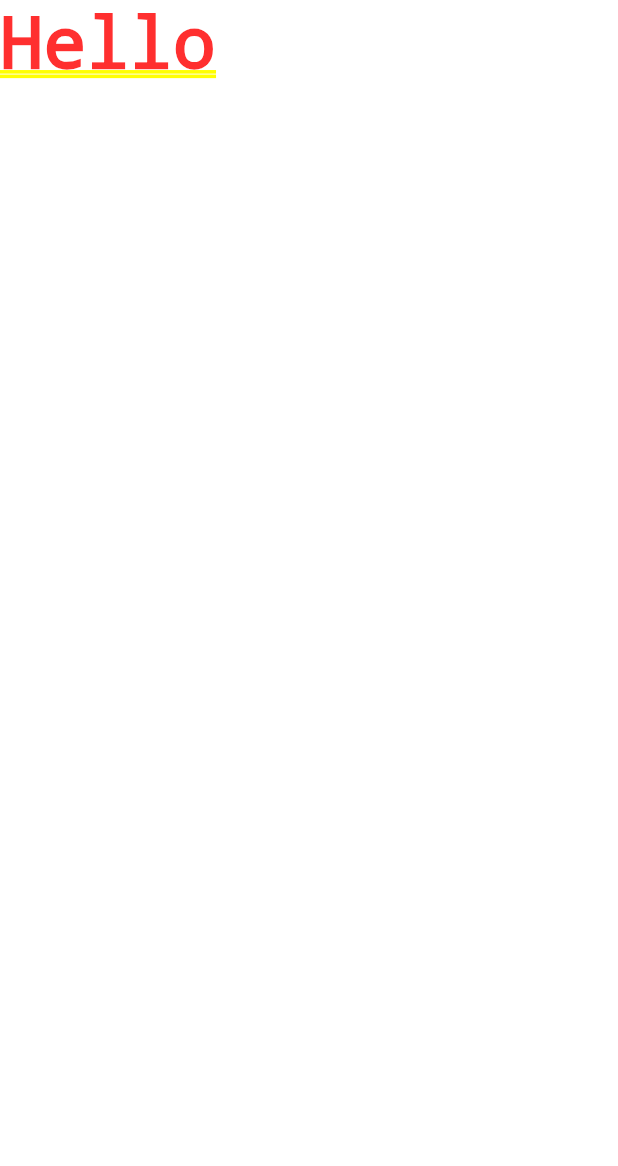
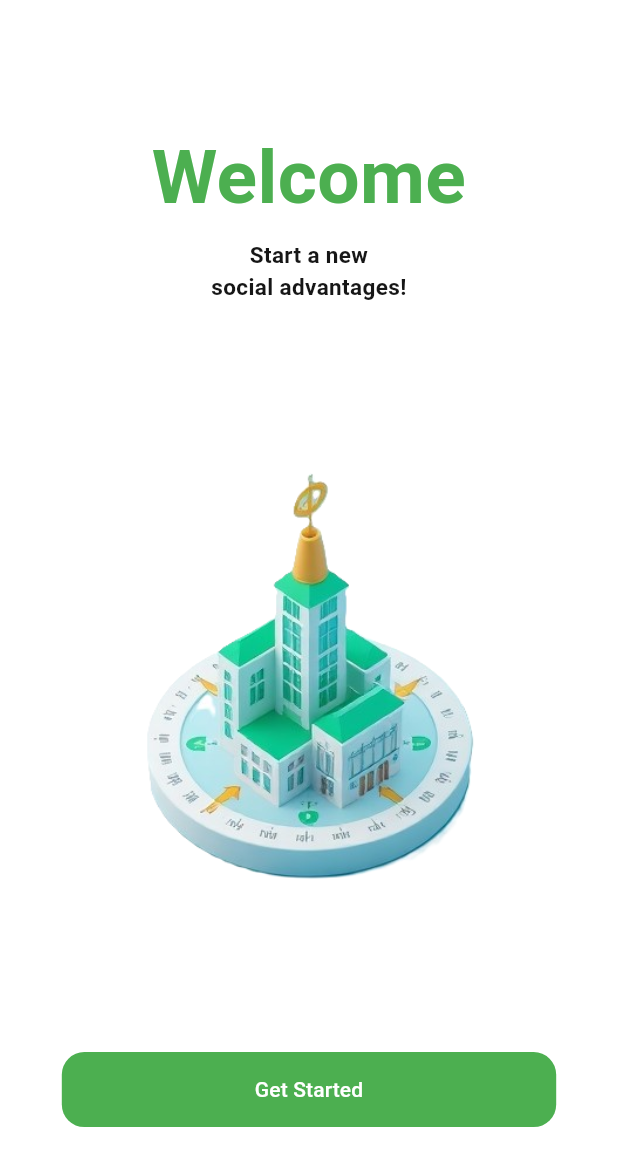
Before and after one commit to MalikKa2002/final_project, a Flutter app: the screen it shows after launch, on a phone screen of 412 x 824 dp. Shown: the top 1166 px of the screen. Run offline on Flutter 3.47's test engine with Material 3 defaults, Android fonts, the phone set to English and light mode, and no system bars.

Commit message:
welcome screen in progress

```diff
--- /dev/null
+++ b/smart_guide/lib/Buttons/welcome_button.dart
@@ -0,0 +1,27 @@
+import 'package:flutter/material.dart';
+
+class WelcomeButton extends StatelessWidget {
+  const WelcomeButton({
+    super.key,
+    required this.child,
+    required this.onPressed,
+  });
+
+  final Widget child;
+  final VoidCallback onPressed;
+
+  @override
+  Widget build(BuildContext context) {
+    return TextButton(
+      style: TextButton.styleFrom(
+        minimumSize: Size(400, 50),
+        backgroundColor: Colors.green,
+        foregroundColor: Colors.white,
+        shape: RoundedRectangleBorder(
+            borderRadius: BorderRadius.all(Radius.circular(15))),
+      ),
+      onPressed: onPressed,
+      child: child,
+    );
+  }
+}
--- /dev/null
+++ b/smart_guide/lib/Screens/welcome_screen.dart
@@ -0,0 +1,58 @@
+import 'package:flutter/material.dart';
+import 'package:smart_guide/Buttons/welcome_button.dart';
+import 'package:smart_guide/Texts/body_text.dart';
+import 'package:smart_guide/Texts/heading_text.dart';
+
+class WelcomeScreen extends StatelessWidget {
+  const WelcomeScreen({super.key});
+
+  @override
+  Widget build(BuildContext context) {
+    return Scaffold(
+      backgroundColor: Colors.white,
+      body: Padding(
+        // padding: const EdgeInsets.all(80.0),
+        // padding: const EdgeInsets.symmetric(horizontal: 80.0, vertical: 80.0),
+        padding: EdgeInsets.symmetric(
+          horizontal:
+              MediaQuery.of(context).size.width * 0.1, // 10% of screen width
+          vertical:
+              MediaQuery.of(context).size.height * 0.1, // 5% of screen height
+        ),
+        child: Column(
+          mainAxisAlignment: MainAxisAlignment.center,
+          crossAxisAlignment:
+              CrossAxisAlignment.center, // Aligns to the center horizontally
+          children: [
+            // Heading Text
+            HeadingText('Welcome'),
+            const SizedBox(height: 5), // Adds space between texts
+
+            // Body Text
+            BodyText('Start a new'),
+            BodyText('social advantages!'),
+            const SizedBox(height: 50), // Adds space before the image
+
+            // Image
+            Image.asset(
+              'assets/app.png',
+              height: 400, // Adjust the size as needed
+              width: 400,
+              fit: BoxFit.cover,
+            ),
+            const SizedBox(height: 50), // Adds space before the button
+
+            // Welcome Button
+            WelcomeButton(
+              child: Text('Get Started'),
+              onPressed: () {
+                // Navigate or perform an action
+                print('Button Pressed');
+              },
+            ),
+          ],
+        ),
+      ),
+    );
+  }
+}
--- /dev/null
+++ b/smart_guide/lib/Texts/body_text.dart
@@ -0,0 +1,20 @@
+import 'package:flutter/material.dart';
+
+class BodyText extends StatelessWidget {
+  const BodyText(this.text, {super.key});
+
+  final String text;
+
+  @override
+  Widget build(BuildContext context) {
+    return Text(
+      text,
+      style: TextStyle(
+        color: const Color.fromARGB(255, 22, 22, 22),
+        fontWeight: FontWeight.bold,
+        fontSize: 15,
+      ),
+      textAlign: TextAlign.center,
+    );
+  }
+}
--- /dev/null
+++ b/smart_guide/lib/Texts/heading_text.dart
@@ -0,0 +1,20 @@
+import 'package:flutter/material.dart';
+
+class HeadingText extends StatelessWidget {
+  const HeadingText(this.text, {super.key});
+
+  final String text;
+
+  @override
+  Widget build(BuildContext context) {
+    return Text(
+      text,
+      style: TextStyle(
+        color: Colors.green,
+        fontWeight: FontWeight.bold,
+        fontSize: 50,
+      ),
+      textAlign: TextAlign.center,
+    );
+  }
+}
--- a/smart_guide/lib/main.dart
+++ b/smart_guide/lib/main.dart
@@ -1,4 +1,5 @@
 import 'package:flutter/material.dart';
+import 'package:smart_guide/Screens/welcome_screen.dart';
 
 void main() {
   runApp(ARGuideApp());
@@ -9,7 +10,7 @@ class ARGuideApp extends StatelessWidget {
   Widget build(BuildContext context) {
     return MaterialApp(
       debugShowCheckedModeBanner: false,
-      home: Text('Hello'),
+      home: WelcomeScreen(),
       theme: ThemeData(fontFamily: 'Roboto'),
     );
   }
```
Also changed, not shown: smart_guide/pubspec.yaml (+5 -4 lines), smart_guide/assets/app.png (added), smart_guide/lib/Screens/login_screen.dart (added).
